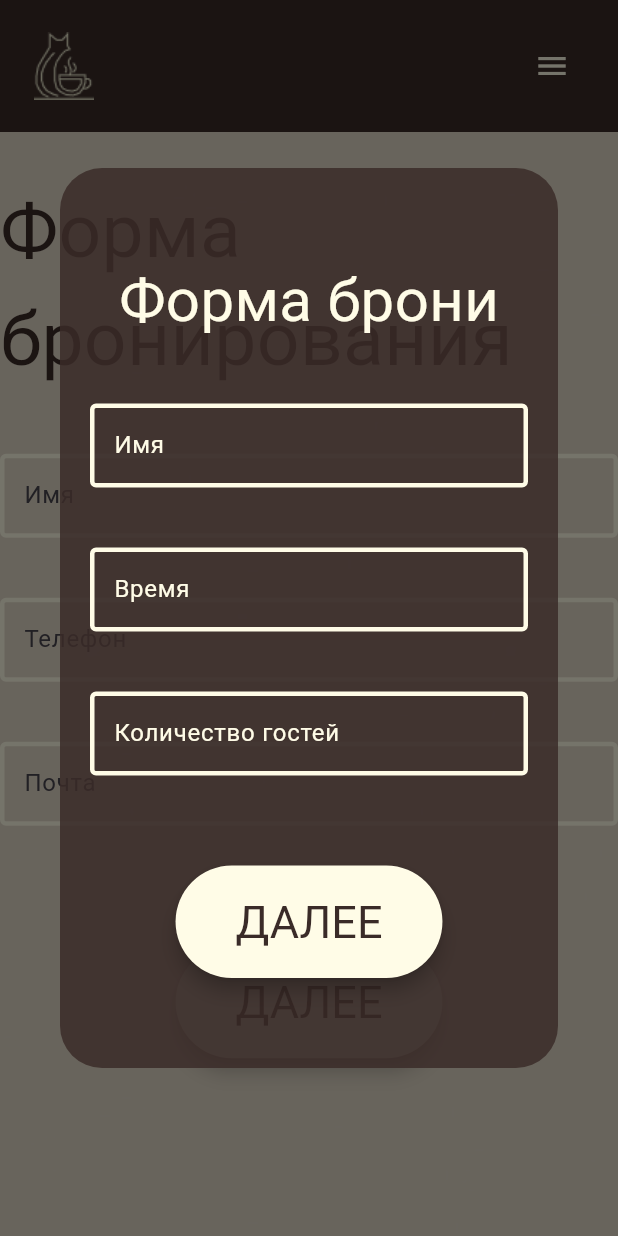
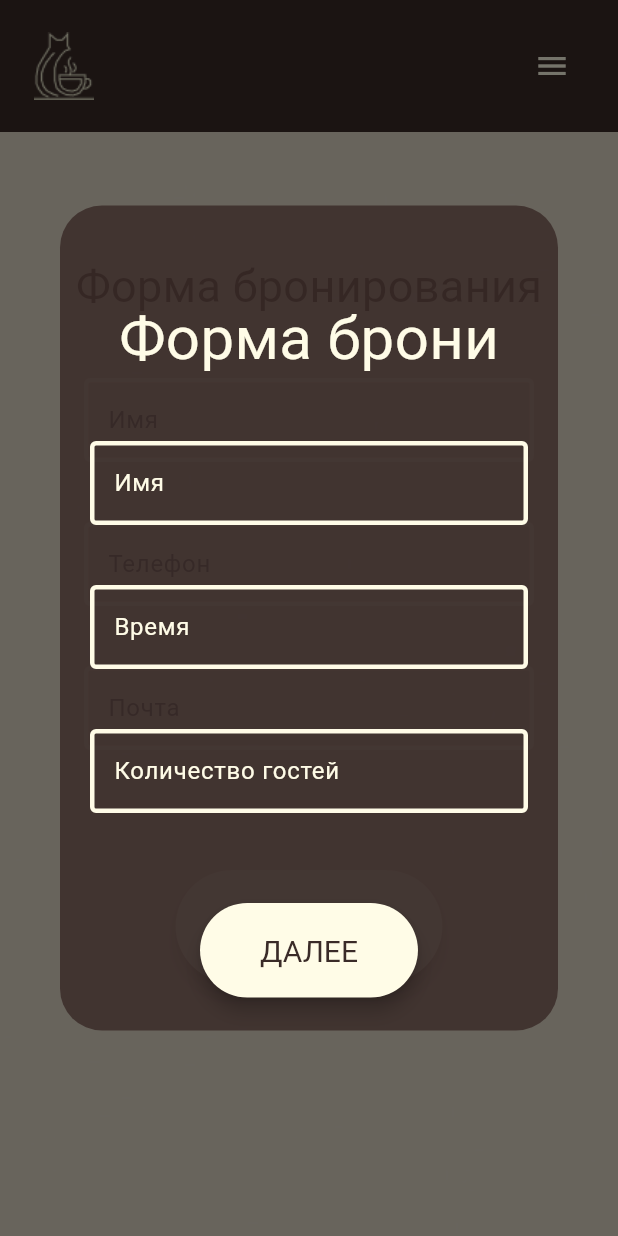
Before and after one commit to abcdefg-min/CafeCat, a Flutter app: the BronScreen screen opened directly, after a tap on "ДАЛЕЕ", on a phone screen of 412 x 824 dp. Run offline on Flutter 3.47's test engine with Material 3 defaults, Android fonts, the phone set to English and light mode, and no system bars.

```diff
--- a/lib/Pages2_bron.dart
+++ b/lib/Pages2_bron.dart
@@ -47,13 +47,18 @@ class _BronScreenState extends State<BronScreen> {
                 children: [
                   Text(
                     'Форма бронирования',
-                    style: TextStyle(fontSize: 50, color: Color(0xFF3A2B28)),
+                    style: TextStyle(
+                      fontSize: MediaQuery.of(context).size.width < 600
+                          ? 30
+                          : 50,
+                      color: Color(0xFF3A2B28),
+                    ),
                   ),
 
                   //поле для ввода имени
                   Padding(padding: EdgeInsets.all(20)),
                   SizedBox(
-                    width: 900,
+                    width: MediaQuery.of(context).size.width < 900 ? 300 : 900,
                     child: TextField(
                       decoration: InputDecoration(
                         enabledBorder: OutlineInputBorder(
@@ -76,7 +81,7 @@ class _BronScreenState extends State<BronScreen> {
                   //поле для ввода телефона
                   Padding(padding: EdgeInsets.all(20)),
                   SizedBox(
-                    width: 900,
+                    width: MediaQuery.of(context).size.width < 900 ? 300 : 900,
                     child: TextField(
                       decoration: InputDecoration(
                         enabledBorder: OutlineInputBorder(
@@ -99,7 +104,7 @@ class _BronScreenState extends State<BronScreen> {
                   //поле для ввода почты
                   Padding(padding: EdgeInsets.all(20)),
                   SizedBox(
-                    width: 900,
+                    width: MediaQuery.of(context).size.width < 900 ? 300 : 900,
                     child: TextField(
                       decoration: InputDecoration(
                         enabledBorder: OutlineInputBorder(
@@ -164,8 +169,8 @@ class _BronScreenState extends State<BronScreen> {
             return Dialog(
               backgroundColor: Color.fromARGB(214, 58, 43, 40),
               child: Container(
-                height: 600,
-                width: 900,
+                height: MediaQuery.of(context).size.width < 900 ? 550 : 600,
+                width: MediaQuery.of(context).size.width < 900 ? 600 : 800,
                 padding: EdgeInsets.all(20),
                 child: step == 0
                     ? _showDialogOne(() {
@@ -286,7 +291,11 @@ class _BronScreenState extends State<BronScreen> {
                     setState();
                   },
                   style: ElevatedButton.styleFrom(
-                    textStyle: TextStyle(fontSize: 30),
+                    textStyle: TextStyle(
+                      fontSize: MediaQuery.of(context).size.width < 600
+                          ? 20
+                          : 30,
+                    ),
                     backgroundColor: Color.fromARGB(255, 255, 252, 231),
                     elevation: 5,
                     padding: EdgeInsets.symmetric(horizontal: 40, vertical: 20),
@@ -312,7 +321,7 @@ class _BronScreenState extends State<BronScreen> {
           Text(
             'Выбор доступного столика',
             style: TextStyle(
-              fontSize: 40,
+              fontSize: MediaQuery.of(context).size.width < 600 ? 20 : 40,
               color: Color.fromARGB(255, 255, 252, 231),
             ),
           ),
@@ -341,7 +350,9 @@ class _BronScreenState extends State<BronScreen> {
                 );
               },
               style: ElevatedButton.styleFrom(
-                textStyle: TextStyle(fontSize: 30),
+                textStyle: TextStyle(
+                  fontSize: MediaQuery.of(context).size.width < 600 ? 20 : 30,
+                ),
                 backgroundColor: Color.fromARGB(255, 255, 252, 231),
                 elevation: 5,
                 padding: EdgeInsets.symmetric(horizontal: 40, vertical: 20),
@@ -378,10 +389,7 @@ class _BronScreenState extends State<BronScreen> {
           ),
           ListTile(title: Text('О нас'), onTap: () => Navigator.pop(context)),
 
-          ListTile(
-            title: Text('Котики'),
-            onTap: () => Navigator.pop(context),
-          ),
+          ListTile(title: Text('Котики'), onTap: () => Navigator.pop(context)),
           ListTile(title: Text('Меню'), onTap: () => Navigator.pop(context)),
           ListTile(
             title: Text('Контакты'),
--- a/lib/Pages_1.dart
+++ b/lib/Pages_1.dart
@@ -104,8 +104,8 @@ class _PagesScreenState extends State<PagesScreen> {
                             ? 25
                             : 20,
                         vertical: MediaQuery.of(context).size.width > 600
-                            ? 30
-                            : 25,
+                            ? 20
+                            : 20,
                       ),
                     ),
                     child: Text(
@@ -160,4 +160,6 @@ class _PagesScreenState extends State<PagesScreen> {
       ),
     );
   }
+
+
 }
--- a/pubspec.yaml
+++ b/pubspec.yaml
@@ -29,5 +29,6 @@ flutter:
       - assets/images/фон2.jpg
       - assets/images/фон3.jpg
       - assets/images/столы.png
+      - assets/images/cat/
   #   - images/a_dot_burr.jpeg
   #   - images/a_dot_ham.jpeg
```
Also changed, not shown: assets/images/cat/DIN.png (added), assets/images/cat/KAS.png (added), assets/images/cat/MICHAIL.png (added), assets/images/cat/SAM.png (added).
